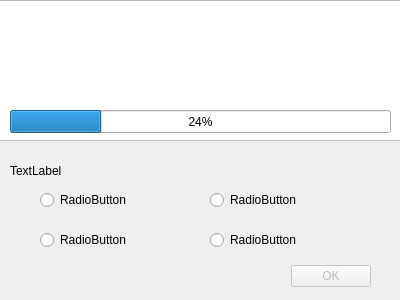
Above: battledialog.ui from colmlg/ZorkProject before the change. Below: the same form after it.
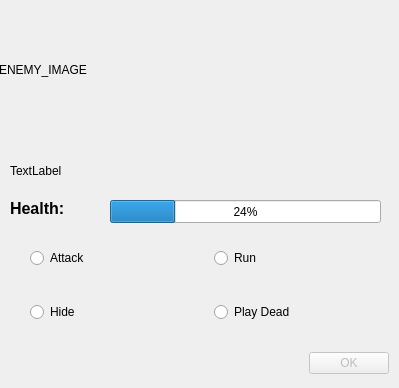
That is the form after the change.

Commit message: Beautified battle dialog

Diff of the .ui file:
```diff
--- a/battledialog.ui
+++ b/battledialog.ui
@@ -6,94 +6,13 @@
    <rect>
     <x>0</x>
     <y>0</y>
-    <width>400</width>
-    <height>300</height>
+    <width>399</width>
+    <height>388</height>
    </rect>
   </property>
   <property name="windowTitle">
    <string>Dialog</string>
   </property>
-  <widget class="QDialogButtonBox" name="buttonBox">
-   <property name="enabled">
-    <bool>false</bool>
-   </property>
-   <property name="geometry">
-    <rect>
-     <x>30</x>
-     <y>260</y>
-     <width>341</width>
-     <height>32</height>
-    </rect>
-   </property>
-   <property name="orientation">
-    <enum>Qt::Horizontal</enum>
-   </property>
-   <property name="standardButtons">
-    <set>QDialogButtonBox::Ok</set>
-   </property>
-  </widget>
-  <widget class="QGraphicsView" name="graphicsView">
-   <property name="geometry">
-    <rect>
-     <x>-5</x>
-     <y>0</y>
-     <width>411</width>
-     <height>141</height>
-    </rect>
-   </property>
-  </widget>
-  <widget class="QRadioButton" name="optionOne">
-   <property name="geometry">
-    <rect>
-     <x>40</x>
-     <y>190</y>
-     <width>91</width>
-     <height>20</height>
-    </rect>
-   </property>
-   <property name="text">
-    <string>RadioButton</string>
-   </property>
-  </widget>
-  <widget class="QRadioButton" name="optionTwo">
-   <property name="geometry">
-    <rect>
-     <x>210</x>
-     <y>190</y>
-     <width>91</width>
-     <height>20</height>
-    </rect>
-   </property>
-   <property name="text">
-    <string>RadioButton</string>
-   </property>
-  </widget>
-  <widget class="QRadioButton" name="optionThree">
-   <property name="geometry">
-    <rect>
-     <x>40</x>
-     <y>230</y>
-     <width>91</width>
-     <height>20</height>
-    </rect>
-   </property>
-   <property name="text">
-    <string>RadioButton</string>
-   </property>
-  </widget>
-  <widget class="QRadioButton" name="optionFour">
-   <property name="geometry">
-    <rect>
-     <x>210</x>
-     <y>230</y>
-     <width>91</width>
-     <height>20</height>
-    </rect>
-   </property>
-   <property name="text">
-    <string>RadioButton</string>
-   </property>
-  </widget>
   <widget class="QLabel" name="label">
    <property name="geometry">
     <rect>
@@ -110,16 +29,123 @@
   <widget class="QProgressBar" name="progressBar">
    <property name="geometry">
     <rect>
-     <x>10</x>
-     <y>110</y>
-     <width>381</width>
+     <x>110</x>
+     <y>200</y>
+     <width>271</width>
      <height>23</height>
     </rect>
    </property>
+   <property name="styleSheet">
+    <string notr="true"/>
+   </property>
    <property name="value">
     <number>24</number>
    </property>
   </widget>
+  <widget class="QLabel" name="image">
+   <property name="geometry">
+    <rect>
+     <x>-1</x>
+     <y>0</y>
+     <width>400</width>
+     <height>140</height>
+    </rect>
+   </property>
+   <property name="minimumSize">
+    <size>
+     <width>400</width>
+     <height>140</height>
+    </size>
+   </property>
+   <property name="maximumSize">
+    <size>
+     <width>400</width>
+     <height>140</height>
+    </size>
+   </property>
+   <property name="text">
+    <string>ENEMY_IMAGE</string>
+   </property>
+  </widget>
+  <widget class="QWidget" name="gridLayoutWidget">
+   <property name="geometry">
+    <rect>
+     <x>30</x>
+     <y>220</y>
+     <width>361</width>
+     <height>131</height>
+    </rect>
+   </property>
+   <layout class="QGridLayout" name="gridLayout">
+    <item row="1" column="0">
+     <widget class="QRadioButton" name="optionThree">
+      <property name="text">
+       <string>Hide</string>
+      </property>
+     </widget>
+    </item>
+    <item row="0" column="0">
+     <widget class="QRadioButton" name="optionOne">
+      <property name="text">
+       <string>Attack</string>
+      </property>
+     </widget>
+    </item>
+    <item row="1" column="1">
+     <widget class="QRadioButton" name="optionFour">
+      <property name="text">
+       <string>Play Dead</string>
+      </property>
+     </widget>
+    </item>
+    <item row="0" column="1">
+     <widget class="QRadioButton" name="optionTwo">
+      <property name="text">
+       <string>Run</string>
+      </property>
+     </widget>
+    </item>
+   </layout>
+  </widget>
+  <widget class="QDialogButtonBox" name="buttonBox">
+   <property name="enabled">
+    <bool>false</bool>
+   </property>
+   <property name="geometry">
+    <rect>
+     <x>30</x>
+     <y>350</y>
+     <width>359</width>
+     <height>27</height>
+    </rect>
+   </property>
+   <property name="orientation">
+    <enum>Qt::Horizontal</enum>
+   </property>
+   <property name="standardButtons">
+    <set>QDialogButtonBox::Ok</set>
+   </property>
+  </widget>
+  <widget class="QLabel" name="label_2">
+   <property name="geometry">
+    <rect>
+     <x>10</x>
+     <y>200</y>
+     <width>81</width>
+     <height>17</height>
+    </rect>
+   </property>
+   <property name="font">
+    <font>
+     <pointsize>12</pointsize>
+     <weight>75</weight>
+     <bold>true</bold>
+    </font>
+   </property>
+   <property name="text">
+    <string>Health:</string>
+   </property>
+  </widget>
  </widget>
  <resources/>
  <connections>
```
Left out of the diff: 2 changed lines with no effect on the pictures. The commit also changes 6 other files.
